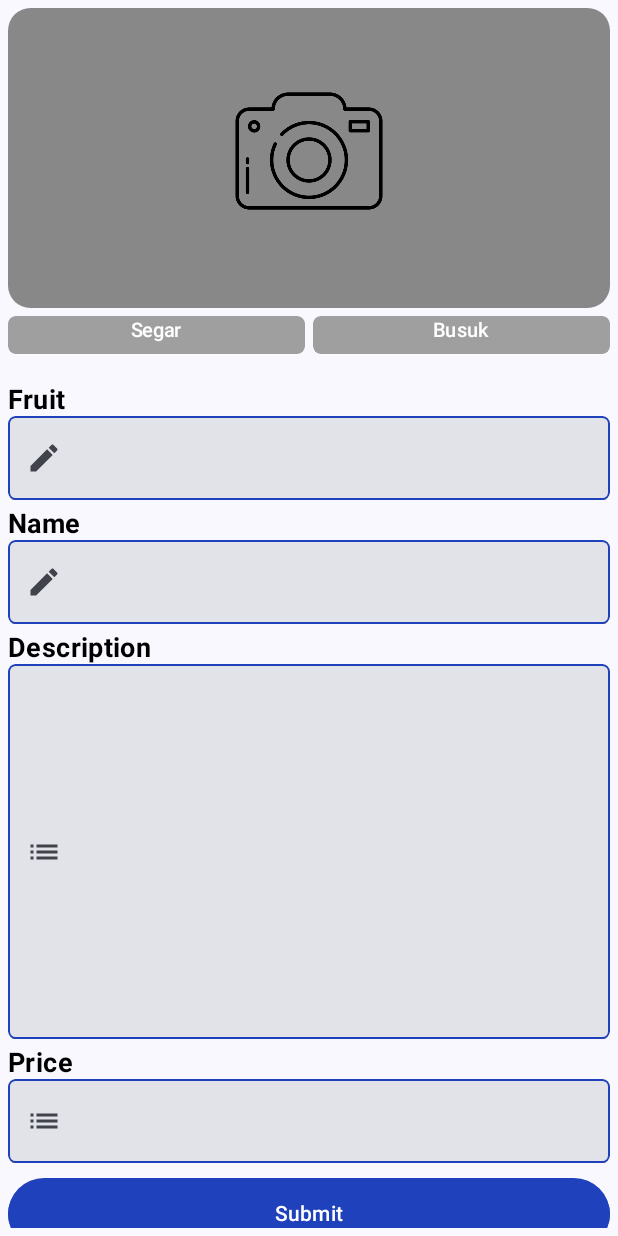
After one commit to satrioongrh/JetFrutify, an Android app built with Jetpack Compose: the UploadScreen screen opened through its navigation route, on a phone screen of 412 x 824 dp. The commit adds this screen. Run offline under Robolectric (Android 15) with nearby library versions, the phone set to English and light mode, and no system bars; our stand-ins replace Dagger/Hilt's generated code.

Commit message:
add upload screen

```diff
--- a/app/build.gradle.kts
+++ b/app/build.gradle.kts
@@ -95,4 +95,8 @@ dependencies {
 
     //navigation
     implementation ("androidx.navigation:navigation-compose:2.6.0")
+
+    //coil
+    implementation("io.coil-kt:coil-compose:2.4.0")
+
 }
--- a/app/src/main/java/com/example/jetfrutify/FrutifyApp.kt
+++ b/app/src/main/java/com/example/jetfrutify/FrutifyApp.kt
@@ -1,10 +1,15 @@
 package com.example.jetfrutify
 
 import android.annotation.SuppressLint
+import androidx.compose.material.icons.Icons
+import androidx.compose.material.icons.filled.Add
 import androidx.compose.material3.ExperimentalMaterial3Api
+import androidx.compose.material3.FloatingActionButton
+import androidx.compose.material3.Icon
 import androidx.compose.material3.Scaffold
 import androidx.compose.runtime.Composable
 import androidx.compose.runtime.getValue
+import androidx.compose.ui.Modifier
 import androidx.navigation.compose.currentBackStackEntryAsState
 import androidx.navigation.compose.rememberNavController
 import com.example.jetfrutify.ui.component.BottomBar
@@ -22,9 +27,19 @@ fun FrutifyApp() {
         bottomBar = {
             if (currentRoute != Screen.Role.route &&
                 currentRoute != Screen.Login.route &&
-                currentRoute != Screen.Register.route
+                currentRoute != Screen.Register.route &&
+                currentRoute != Screen.Upload.route
             ) {
                 BottomBar(navController)
+            }
+        },
+        floatingActionButton = {
+            if (currentRoute == Screen.Home.route) {
+                FloatingActionButton(onClick = {
+                    navController.navigate(Screen.Upload.route)
+                }, modifier = Modifier) {
+                    Icon(imageVector = Icons.Default.Add, contentDescription = "add")
+                }
             }
         }
     ) {
--- a/app/src/main/java/com/example/jetfrutify/data/repository/remote/RemoteProductRepository.kt
+++ b/app/src/main/java/com/example/jetfrutify/data/repository/remote/RemoteProductRepository.kt
@@ -18,11 +18,11 @@ class RemoteProductRepository @Inject constructor(
     private val dataStore: Datastore
 ) {
 
-    private val resultProduct = MediatorLiveData<Result<List<ProductItem?>?>>()
+    private val resultProduct = MediatorLiveData<Result<List<ProductItem>?>>()
 
     suspend fun getProduct(
         search: String? = null,
-    ) : LiveData<Result<List<ProductItem?>?>> {
+    ) : LiveData<Result<List<ProductItem>?>> {
         val roleUser = dataStore.getString(Constant.PREF_USER_ROLE)
         var userId: Int? = null
         if (roleUser == "SELLER"){
--- a/app/src/main/java/com/example/jetfrutify/data/response/productresponse/ListProductResponse.kt
+++ b/app/src/main/java/com/example/jetfrutify/data/response/productresponse/ListProductResponse.kt
@@ -20,7 +20,7 @@ data class ListProductResponse(
 data class PAYLOAD(
 
 	@field:SerializedName("product")
-	val product: List<ProductItem?>? = null
+	val product: List<ProductItem>? = null
 )
 
 data class ProductItem(
--- a/app/src/main/java/com/example/jetfrutify/data/retrofit/ApiService.kt
+++ b/app/src/main/java/com/example/jetfrutify/data/retrofit/ApiService.kt
@@ -2,11 +2,15 @@ package com.example.jetfrutify.data.retrofit
 
 import com.example.jetfrutify.data.response.authresponse.LoginResponse
 import com.example.jetfrutify.data.response.authresponse.RegisterResponse
+import com.example.jetfrutify.data.response.clasifyresponse.PredictResponse
 import com.example.jetfrutify.data.response.productresponse.ListProductResponse
+import okhttp3.MultipartBody
 import retrofit2.Call
 import retrofit2.http.Field
 import retrofit2.http.FormUrlEncoded
+import retrofit2.http.Multipart
 import retrofit2.http.POST
+import retrofit2.http.Part
 
 interface ApiService {
 
@@ -33,4 +37,10 @@ interface ApiService {
         @Field("user_id") userId: Int? = null
     ) : Call<ListProductResponse>
 
+    @Multipart
+    @POST("predict")
+    fun doImagePredict(
+        @Part image: MultipartBody.Part
+    ): Call<PredictResponse>
+
 }
--- a/app/src/main/java/com/example/jetfrutify/di/AppModule.kt
+++ b/app/src/main/java/com/example/jetfrutify/di/AppModule.kt
@@ -30,7 +30,7 @@ object AppModule {
             .addInterceptor(loggingInterceptor)
             .build()
         val retrofit = Retrofit.Builder()
-            .baseUrl("https://frutifyapishapi-v1-qvsopsldnq-uc.a.run.app/")
+            .baseUrl("http://192.168.100.6:80/")
             .addConverterFactory(GsonConverterFactory.create())
             .client(client)
             .build()
--- a/app/src/main/java/com/example/jetfrutify/ui/navigation/Navigation.kt
+++ b/app/src/main/java/com/example/jetfrutify/ui/navigation/Navigation.kt
@@ -16,6 +16,7 @@ import com.example.jetfrutify.ui.screen.home.HomeScreen
 import com.example.jetfrutify.ui.screen.home.HomeViewModel
 import com.example.jetfrutify.ui.screen.home.seller.HomeSellerScreen
 import com.example.jetfrutify.ui.screen.profile.ProfileScreen
+import com.example.jetfrutify.ui.screen.upload.UploadScreen
 
 @Composable
 fun Navigation (navController: NavHostController) {
@@ -45,5 +46,8 @@ fun Navigation (navController: NavHostController) {
         composable(Screen.Profile.route){
             ProfileScreen()
         }
+        composable(Screen.Upload.route){
+            UploadScreen(navController = navController)
+        }
     }
 }
--- /dev/null
+++ b/app/src/main/java/com/example/jetfrutify/ui/screen/upload/UploadScreen.kt
@@ -0,0 +1,188 @@
+package com.example.jetfrutify.ui.screen.upload
+
+
+import androidx.compose.foundation.Image
+import androidx.compose.foundation.background
+import androidx.compose.foundation.border
+import androidx.compose.foundation.clickable
+import androidx.compose.foundation.layout.Column
+import androidx.compose.foundation.layout.Row
+import androidx.compose.foundation.layout.Spacer
+import androidx.compose.foundation.layout.fillMaxSize
+import androidx.compose.foundation.layout.fillMaxWidth
+import androidx.compose.foundation.layout.height
+import androidx.compose.foundation.layout.padding
+import androidx.compose.foundation.layout.size
+import androidx.compose.foundation.rememberScrollState
+import androidx.compose.foundation.shape.CircleShape
+import androidx.compose.foundation.shape.RoundedCornerShape
+import androidx.compose.foundation.verticalScroll
+import androidx.compose.material.icons.Icons
+import androidx.compose.material.icons.filled.Create
+import androidx.compose.material.icons.filled.List
+import androidx.compose.material3.Button
+import androidx.compose.material3.ButtonDefaults
+import androidx.compose.material3.ExperimentalMaterial3Api
+import androidx.compose.material3.Icon
+import androidx.compose.material3.Text
+import androidx.compose.material3.TextField
+import androidx.compose.runtime.Composable
+import androidx.compose.ui.Alignment
+import androidx.compose.ui.Alignment.Companion.CenterHorizontally
+import androidx.compose.ui.Modifier
+import androidx.compose.ui.draw.clip
+import androidx.compose.ui.graphics.Color
+import androidx.compose.ui.graphics.vector.ImageVector
+import androidx.compose.ui.res.painterResource
+import androidx.compose.ui.text.TextStyle
+import androidx.compose.ui.text.font.FontWeight
+import androidx.compose.ui.tooling.preview.Preview
+import androidx.compose.ui.unit.dp
+import androidx.compose.ui.unit.sp
+import androidx.navigation.NavHostController
+import androidx.navigation.compose.rememberNavController
+import com.example.jetfrutify.R
+import com.example.jetfrutify.ui.theme.DarkBlue
+import com.example.jetfrutify.ui.theme.JetFrutifyTheme
+
+@Composable
+fun UploadScreen(
+    navController: NavHostController
+) {
+    Column(
+        modifier = Modifier
+            .fillMaxSize()
+            .padding(5.dp)
+            .verticalScroll(rememberScrollState())
+    ) {
+        Column(
+            horizontalAlignment = CenterHorizontally,
+            modifier = Modifier
+                .fillMaxWidth()
+                .height(200.dp)
+                .background(Color.Gray, shape = RoundedCornerShape(15.dp))
+                .clip(RoundedCornerShape(5.dp))
+                .clickable {
+
+                }
+        ) {
+            Image(
+                painter = painterResource(id = R.drawable.camera),
+                contentDescription = "add image",
+                modifier = Modifier
+                    .size(100.dp)
+                    .weight(1f)
+                    .padding(bottom = 10.dp)
+            )
+        }
+        Row(
+            modifier = Modifier
+                .fillMaxWidth()
+                .padding(top = 5.dp, bottom = 20.dp)
+        ) {
+            ButtonFresh(title = "Segar", modifier = Modifier.weight(1f))
+            Spacer(modifier = Modifier.size(5.dp))
+            ButtonFresh(title = "Busuk", modifier = Modifier.weight(1f))
+        }
+        TextFieldUpload(title = "Fruit",icon = Icons.Default.Create ,value = "", onValueChange = {})
+        Spacer(modifier = Modifier.size(5.dp))
+        TextFieldUpload(title = "Name", icon = Icons.Default.Create, value = "", onValueChange = {})
+        Spacer(modifier = Modifier.size(5.dp))
+        TextFieldUpload(title = "Description", icon = Icons.Default.List, value = "", onValueChange = {}, modifier = Modifier.height(250.dp))
+        Spacer(modifier = Modifier.size(5.dp))
+        TextFieldUpload(title = "Price", icon = Icons.Default.List, value = "", onValueChange = {})
+
+        Spacer(modifier = Modifier.size(10.dp))
+
+        Button(
+            onClick = { /*TODO*/ },
+            colors = ButtonDefaults.buttonColors(
+                containerColor = DarkBlue
+            ),
+            modifier = Modifier
+                .fillMaxWidth()
+                .background(color = DarkBlue, CircleShape)
+        ) {
+            Text(text = "Submit")
+        }
+
+    }
+}
+
+@Composable
+fun ButtonFresh(
+    title: String,
+    modifier: Modifier = Modifier
+) {
+    Column(
+        horizontalAlignment = Alignment.CenterHorizontally,
+        modifier = modifier
+            .height(25.dp)
+            .fillMaxWidth()
+            .clip(RoundedCornerShape(5.dp))
+            .background(color = Color(0xFF9F9F9F), shape = RoundedCornerShape(5.dp))
+    ) {
+        Text(
+            text = title,
+            style = TextStyle(
+                fontSize = 13.sp,
+                lineHeight = 20.sp,
+                fontWeight = FontWeight(500),
+                color = Color(0xFFFFFFFF),
+                letterSpacing = 0.25.sp,
+            ),
+            modifier = Modifier
+                .align(CenterHorizontally)
+                .padding(top = 2.dp)
+        )
+    }
+}
+
+@OptIn(ExperimentalMaterial3Api::class)
+@Composable
+fun TextFieldUpload(
+    title: String,
+    icon: ImageVector,
+    value: String,
+    modifier: Modifier = Modifier,
+    onValueChange: (String) -> Unit
+) {
+    Column {
+        Text(
+            text = title,
+            style = TextStyle(
+                fontSize = 18.sp,
+                lineHeight = 20.sp,
+                fontWeight = FontWeight.Bold,
+                color = Color(0xFF000000),
+                letterSpacing = 0.25.sp,
+            )
+        )
+        TextField(
+            value = value,
+            onValueChange = onValueChange,
+            leadingIcon = {
+                Icon(
+                    imageVector = icon,
+                    contentDescription = null,
+                    modifier = modifier
+                )
+            },
+            modifier = modifier
+                .fillMaxWidth()
+                .clip(RoundedCornerShape(5.dp))
+                .border(width = 1.dp, color = DarkBlue, shape = RoundedCornerShape(5.dp))
+        )
+    }
+
+}
+
+@Preview(showBackground = true)
+@Composable
+fun upload() {
+
+    JetFrutifyTheme {
+        UploadScreen(navController = rememberNavController())
+    }
+
+}
--- a/app/src/main/java/com/example/jetfrutify/util/Constant.kt
+++ b/app/src/main/java/com/example/jetfrutify/util/Constant.kt
@@ -8,4 +8,8 @@ object Constant {
     val PREF_USER_ADDRESS = "PREF_USER_ADDRESS"
     val PREF_USER_ROLE = "USER_ROLE"
     val PREF_IS_LOGIN = "ISlOGIN"
+
+    val BASE_URL = "https://frutifyapishapi-v1-qvsopsldnq-uc.a.run.app/"
+    val BASE_URL_2 = "https://frutifyapis-v1-qvsopsldnq-uc.a.run.app/"
+    val BASE_URL_3 = "http://192.168.100.6:80/"
 }
```
Also changed, not shown: app/src/main/java/com/example/jetfrutify/data/response/clasifyresponse/PredictResponse.kt (added, +33 -0 lines), app/src/main/java/com/example/jetfrutify/ui/component/CardFruitSeller.kt (+76 -24 lines), app/src/main/java/com/example/jetfrutify/ui/component/SearchBar.kt (+6 -10 lines), app/src/main/java/com/example/jetfrutify/ui/screen/home/seller/HomeSellerScreen.kt (+25 -3 lines), app/src/main/java/com/example/jetfrutify/ui/screen/upload/CameraScreen.kt (added, +13 -0 lines), app/src/main/res/drawable/camera.png (added), app/src/main/res/drawable/rottenapple.jpg (added).
